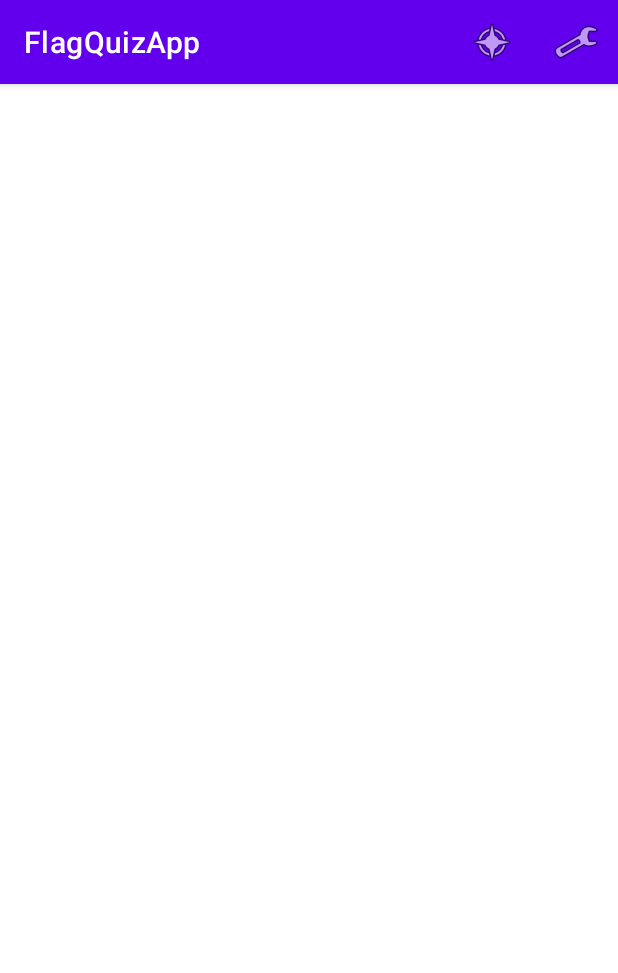
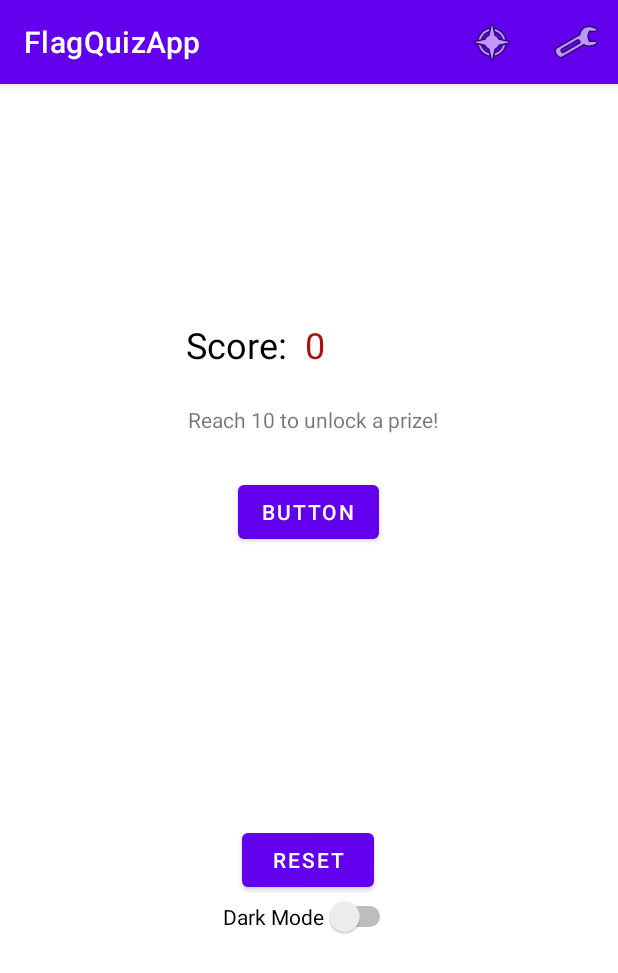
Before and after one commit to VivianLi1/Twitch_App, an Android app: the SettingsActivity screen opened directly, with no data from a screen before it, on a phone screen of 412 x 824 dp. Shown: the top 973 px of the screen. Run offline under Robolectric (Android 15) with nearby library versions, the phone set to English and light mode, and no system bars; libraries missing offline, so code that uses them is left out: com.example.rocketreserver; 2 statements that could not run were skipped.

Commit message:
settings view and displays score

```diff
--- a/app/src/main/java/com/example/flagquizapp/AppContract.kt
+++ b/app/src/main/java/com/example/flagquizapp/AppContract.kt
@@ -7,6 +7,7 @@ import com.example.rocketreserver.GetCountriesQuery
 interface AppContract {
 
     interface MainView{
+
     }
 
     interface QuizView{
@@ -37,4 +38,20 @@ interface AppContract {
         fun updateScore(context: Context, option: String)
         fun getScore(context: Context): String?
     }
+
+    interface SettingsPresenter{
+        fun displayScore(score: String?)
+        fun getScore()
+    }
+
+    interface  SettingsView{
+        fun displayScore(newScore: String?)
+        fun thisContext(): Context
+    }
+
+    interface  SettingsModel{
+        fun getScore(context: Context)
+        fun getLightDarkMode(context: Context)
+
+    }
 }
--- a/app/src/main/java/com/example/flagquizapp/MainActivity.kt
+++ b/app/src/main/java/com/example/flagquizapp/MainActivity.kt
@@ -1,5 +1,6 @@
 package com.example.flagquizapp
 
+import android.content.Context
 import android.content.Intent
 import androidx.appcompat.app.AppCompatActivity
 import android.os.Bundle
@@ -46,4 +47,5 @@ open class MainActivity : AppCompatActivity(), AppContract.MainView {
         }
     }
 
+
 }
--- a/app/src/main/java/com/example/flagquizapp/QuizFragment.kt
+++ b/app/src/main/java/com/example/flagquizapp/QuizFragment.kt
@@ -11,16 +11,6 @@ import android.widget.TextView
 import com.example.rocketreserver.GetCountriesQuery
 import com.google.android.material.snackbar.Snackbar
 
-// TODO: Rename parameter arguments, choose names that match
-// the fragment initialization parameters, e.g. ARG_ITEM_NUMBER
-private const val ARG_PARAM1 = "param1"
-private const val ARG_PARAM2 = "param2"
-
-/**
- * A simple [Fragment] subclass.
- * Use the [QuizFragment.newInstance] factory method to
- * create an instance of this fragment.
- */
 class QuizFragment : Fragment(), AppContract.QuizView {
 
 
--- a/app/src/main/java/com/example/flagquizapp/SettingsActivity.kt
+++ b/app/src/main/java/com/example/flagquizapp/SettingsActivity.kt
@@ -1,14 +1,32 @@
 package com.example.flagquizapp
 
+import android.content.Context
 import androidx.appcompat.app.AppCompatActivity
 import android.os.Bundle
 import android.view.Menu
+import android.widget.TextView
 
-class SettingsActivity : MainActivity() {
+class SettingsActivity : MainActivity(), AppContract.SettingsView {
+
+    lateinit var settingsPresenter: SettingsPresenter
 
     override fun onCreate(savedInstanceState: Bundle?) {
         super.onCreate(savedInstanceState)
         setContentView(R.layout.activity_settings)
+
+        settingsPresenter = SettingsPresenter(this)
+        settingsPresenter.getScore()
+    }
+
+    // displays score on view
+    override fun displayScore(newScore: String?) {
+        val score = findViewById<TextView>(R.id.score2)
+        score.text = newScore
+    }
+
+    // returns context of current activity
+    override fun thisContext(): Context {
+        return applicationContext
     }
 
 
--- /dev/null
+++ b/app/src/main/java/com/example/flagquizapp/SettingsModel.kt
@@ -0,0 +1,21 @@
+package com.example.flagquizapp
+
+import android.content.Context
+import android.util.Log
+
+class SettingsModel(val settingsPresenter: SettingsPresenter): AppContract.SettingsModel {
+
+    private val SHARED_PREF = "quizScorePref"
+
+    override fun getScore(context: Context) {
+        val sharedPref = context.getSharedPreferences(SHARED_PREF, Context.MODE_PRIVATE)
+        Log.i("score", sharedPref.getString("score", "0") ?: "no score")
+        settingsPresenter.displayScore(sharedPref.getString("score", "0"))
+
+        //return sharedPref.getString("score", "0")
+    }
+
+    override fun getLightDarkMode(context: Context) {
+        TODO("Not yet implemented")
+    }
+}
--- /dev/null
+++ b/app/src/main/java/com/example/flagquizapp/SettingsPresenter.kt
@@ -0,0 +1,16 @@
+package com.example.flagquizapp
+
+class SettingsPresenter(val view: AppContract.SettingsView): AppContract.SettingsPresenter {
+
+    val settings = SettingsModel(this)
+
+    override fun getScore() {
+
+        settings.getScore(view.thisContext())
+    }
+
+    override fun displayScore(score: String?) {
+        view.displayScore(score)
+    }
+
+}
--- a/app/src/main/res/layout/activity_settings.xml
+++ b/app/src/main/res/layout/activity_settings.xml
@@ -6,4 +6,72 @@
     android:layout_height="match_parent"
     tools:context=".SettingsActivity">
 
+    <TextView
+        android:id="@+id/score2"
+        android:layout_width="wrap_content"
+        android:layout_height="wrap_content"
+        android:layout_marginStart="12dp"
+        android:textColor="#A81212"
+        android:textSize="24sp"
+        app:layout_constraintBottom_toBottomOf="parent"
+        app:layout_constraintStart_toEndOf="@+id/textView2"
+        app:layout_constraintTop_toTopOf="parent"
+        app:layout_constraintVertical_bias="0.214"
+        tools:text="TextView" />
+
+    <TextView
+        android:id="@+id/textView2"
+        android:layout_width="wrap_content"
+        android:layout_height="wrap_content"
+        android:text="Score:"
+        android:textColor="#000000"
+        android:textSize="24sp"
+        app:layout_constraintBottom_toBottomOf="parent"
+        app:layout_constraintEnd_toEndOf="parent"
+        app:layout_constraintHorizontal_bias="0.36"
+        app:layout_constraintStart_toStartOf="parent"
+        app:layout_constraintTop_toTopOf="parent"
+        app:layout_constraintVertical_bias="0.214" />
+
+    <Button
+        android:id="@+id/prizeButton"
+        android:layout_width="wrap_content"
+        android:layout_height="wrap_content"
+        android:layout_marginTop="28dp"
+        android:text="Button"
+        app:layout_constraintEnd_toEndOf="parent"
+        app:layout_constraintHorizontal_bias="0.498"
+        app:layout_constraintStart_toStartOf="parent"
+        app:layout_constraintTop_toBottomOf="@+id/textView4" />
+
+    <Button
+        android:id="@+id/resetButton"
+        android:layout_width="wrap_content"
+        android:layout_height="wrap_content"
+        android:layout_marginTop="184dp"
+        android:text="Reset"
+        app:layout_constraintEnd_toEndOf="parent"
+        app:layout_constraintHorizontal_bias="0.498"
+        app:layout_constraintStart_toStartOf="parent"
+        app:layout_constraintTop_toBottomOf="@+id/prizeButton" />
+
+    <Switch
+        android:id="@+id/lightDarkToggle"
+        android:layout_width="wrap_content"
+        android:layout_height="wrap_content"
+        android:text="Dark Mode"
+        app:layout_constraintEnd_toEndOf="parent"
+        app:layout_constraintStart_toStartOf="parent"
+        app:layout_constraintTop_toBottomOf="@+id/resetButton" />
+
+    <TextView
+        android:id="@+id/textView4"
+        android:layout_width="wrap_content"
+        android:layout_height="wrap_content"
+        android:layout_marginTop="24dp"
+        android:text="Reach 10 to unlock a prize!"
+        app:layout_constraintEnd_toEndOf="parent"
+        app:layout_constraintHorizontal_bias="0.51"
+        app:layout_constraintStart_toStartOf="parent"
+        app:layout_constraintTop_toBottomOf="@+id/textView2" />
 </androidx.constraintlayout.widget.ConstraintLayout>
```
